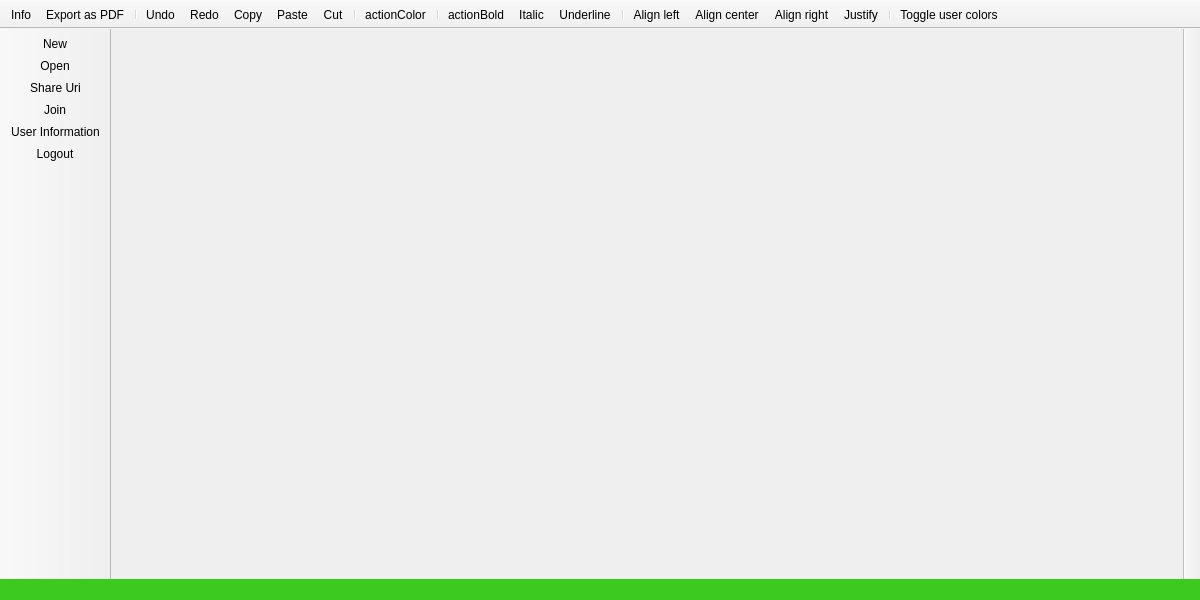
Above: client/MainWindow.ui from anphetamina/CoText before the change. Below: the same form after it.
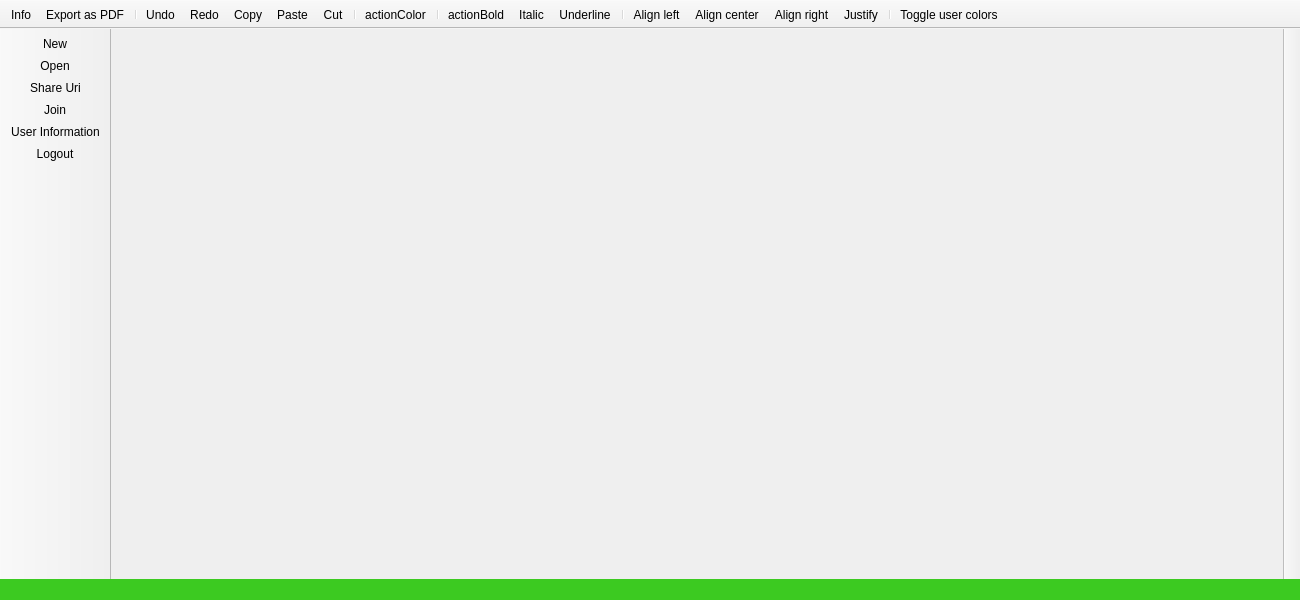
That is the form after the change. Icons and pictures are not drawn.

Commit message: default width increased

Diff of the .ui file:
```diff
--- a/client/MainWindow.ui
+++ b/client/MainWindow.ui
@@ -6,7 +6,7 @@
    <rect>
     <x>0</x>
     <y>0</y>
-    <width>1200</width>
+    <width>1300</width>
     <height>600</height>
    </rect>
   </property>
```
